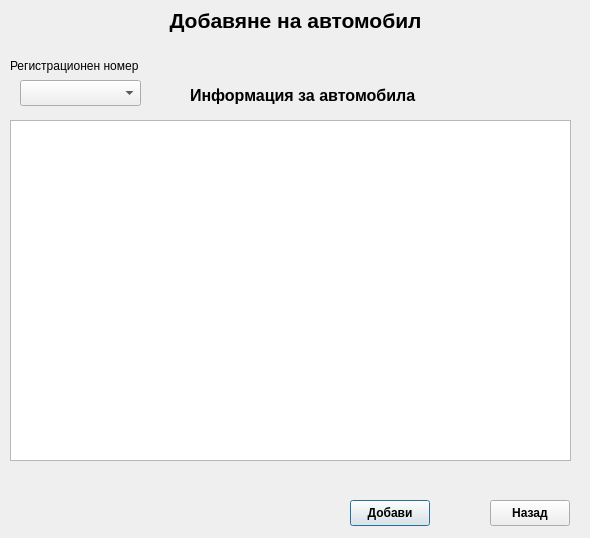
Old version of the form findauto.ui in the repository JohnnyBrawo/CarServ.
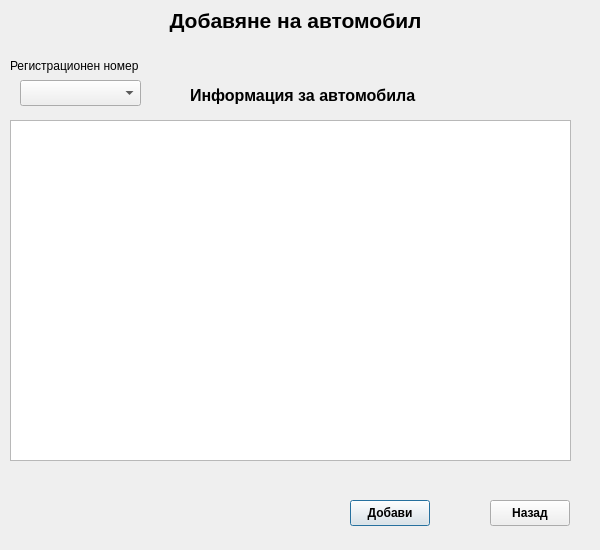
New version of the form.

The edit to the form file:
```diff
--- a/findauto.ui
+++ b/findauto.ui
@@ -6,8 +6,8 @@
    <rect>
     <x>0</x>
     <y>0</y>
-    <width>590</width>
-    <height>538</height>
+    <width>600</width>
+    <height>550</height>
    </rect>
   </property>
   <property name="windowTitle">
```
